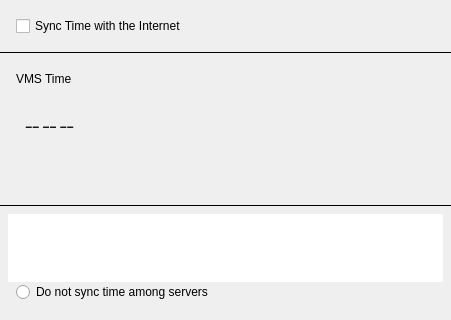
Before: the Qt Designer form vms/client/nx_vms_client_desktop/src/nx/vms/client/desktop/system_administration/widgets/time_synchronization_widget.ui in networkoptix/nx_open, drawn with Qt 5; both pictures show x 0 to 451 and y 0 to 320 of the 451 by 607 pixel window.
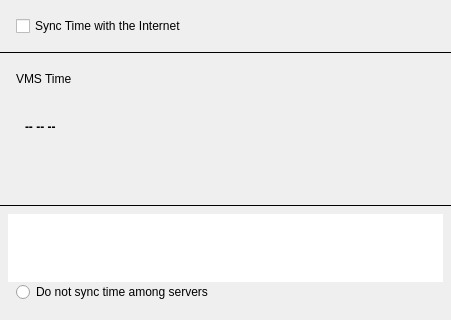
After: the same form once the commit is applied. Custom widgets are drawn as their Qt base class.

Diff of the .ui file:
```diff
--- a/vms/client/nx_vms_client_desktop/src/nx/vms/client/desktop/system_administration/widgets/time_synchronization_widget.ui
+++ b/vms/client/nx_vms_client_desktop/src/nx/vms/client/desktop/system_administration/widgets/time_synchronization_widget.ui
@@ -183,7 +183,7 @@
              </font>
             </property>
             <property name="text">
-             <string notr="true">−− −− −−</string>
+             <string notr="true">-- -- --</string>
             </property>
            </widget>
           </item>
```
